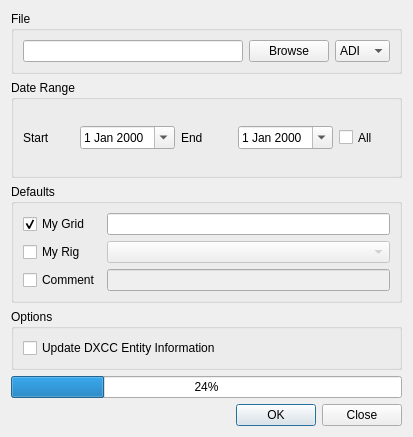
Above: ui/ImportDialog.ui from k5mcd/QLog before the change. Below: the same form after it.
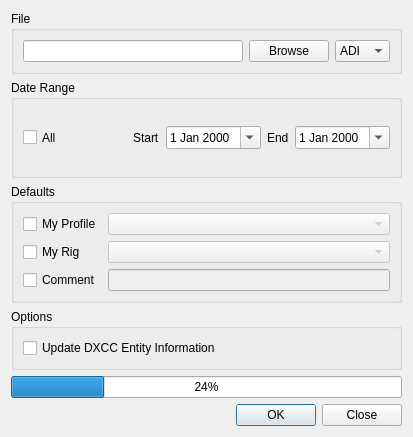
That is the form after the change. Icons and pictures are not drawn.

Commit message:
Fixed #196 - Improved Import ADI/ADX
- My Profile is used to define default values (if value is missing in ADIF)
- Improved Error Handling
- Checking a minimal set of input fields (start_time, call, band, mode, station_callsign)
- Added Import Result Summary + Import Detail Info

```diff
--- a/ui/ImportDialog.ui
+++ b/ui/ImportDialog.ui
@@ -112,23 +112,10 @@
          </sizepolicy>
         </property>
         <property name="text">
-         <string>My Grid</string>
+         <string>My Profile</string>
         </property>
         <property name="checked">
-         <bool>true</bool>
-        </property>
-       </widget>
-      </item>
-      <item row="0" column="1">
-       <widget class="QLineEdit" name="gridEdit">
-        <property name="sizePolicy">
-         <sizepolicy hsizetype="Expanding" vsizetype="Fixed">
-          <horstretch>0</horstretch>
-          <verstretch>0</verstretch>
-         </sizepolicy>
-        </property>
-        <property name="toolTip">
-         <string>The value is used when an input record does not contain the value</string>
+         <bool>false</bool>
         </property>
        </widget>
       </item>
@@ -186,7 +173,14 @@
          </sizepolicy>
         </property>
         <property name="toolTip">
-         <string>The value is used when an input record does not contain the value</string>
+         <string>The value will be used when an input record does not contain the value of &lt;b&gt;Comment&lt;/b&gt;</string>
+        </property>
+       </widget>
+      </item>
+      <item row="0" column="1">
+       <widget class="QComboBox" name="profileSelect">
+        <property name="enabled">
+         <bool>false</bool>
         </property>
        </widget>
       </item>
@@ -201,38 +195,64 @@
      <property name="title">
       <string>Date Range</string>
      </property>
-     <layout class="QGridLayout" name="gridLayout_3">
-      <item row="0" column="2">
-       <widget class="QLabel" name="endDateLabel">
-        <property name="text">
-         <string>End</string>
-        </property>
-       </widget>
-      </item>
-      <item row="0" column="1">
-       <widget class="QDateEdit" name="startDateEdit">
+     <layout class="QHBoxLayout" name="horizontalLayout_2">
+      <item>
+       <widget class="QCheckBox" name="allCheckBox">
         <property name="sizePolicy">
-         <sizepolicy hsizetype="Maximum" vsizetype="Fixed">
+         <sizepolicy hsizetype="Minimum" vsizetype="Expanding">
           <horstretch>0</horstretch>
           <verstretch>0</verstretch>
          </sizepolicy>
         </property>
-        <property name="focusPolicy">
-         <enum>Qt::ClickFocus</enum>
-        </property>
-        <property name="calendarPopup">
-         <bool>true</bool>
+        <property name="text">
+         <string>All</string>
         </property>
        </widget>
       </item>
-      <item row="0" column="0">
+      <item>
+       <spacer name="horizontalSpacer">
+        <property name="orientation">
+         <enum>Qt::Horizontal</enum>
+        </property>
+        <property name="sizeHint" stdset="0">
+         <size>
+          <width>40</width>
+          <height>20</height>
+         </size>
+        </property>
+       </spacer>
+      </item>
+      <item>
        <widget class="QLabel" name="startDateLabel">
         <property name="text">
          <string>Start</string>
         </property>
        </widget>
       </item>
-      <item row="0" column="3">
+      <item>
+       <widget class="QDateEdit" name="startDateEdit">
+        <property name="sizePolicy">
+         <sizepolicy hsizetype="Maximum" vsizetype="Fixed">
+          <horstretch>0</horstretch>
+          <verstretch>0</verstretch>
+         </sizepolicy>
+        </property>
+        <property name="focusPolicy">
+         <enum>Qt::ClickFocus</enum>
+        </property>
+        <property name="calendarPopup">
+         <bool>true</bool>
+        </property>
+       </widget>
+      </item>
+      <item>
+       <widget class="QLabel" name="endDateLabel">
+        <property name="text">
+         <string>End</string>
+        </property>
+       </widget>
+      </item>
+      <item>
        <widget class="QDateEdit" name="endDateEdit">
         <property name="sizePolicy">
          <sizepolicy hsizetype="Maximum" vsizetype="Fixed">
@@ -248,19 +268,6 @@
         </property>
        </widget>
       </item>
-      <item row="0" column="4">
-       <widget class="QCheckBox" name="allCheckBox">
-        <property name="sizePolicy">
-         <sizepolicy hsizetype="Minimum" vsizetype="Expanding">
-          <horstretch>0</horstretch>
-          <verstretch>0</verstretch>
-         </sizepolicy>
-        </property>
-        <property name="text">
-         <string>All</string>
-        </property>
-       </widget>
-      </item>
      </layout>
     </widget>
    </item>
```
Left out of the diff: 46 changed lines with no effect on the pictures. The commit also changes 12 other files.
